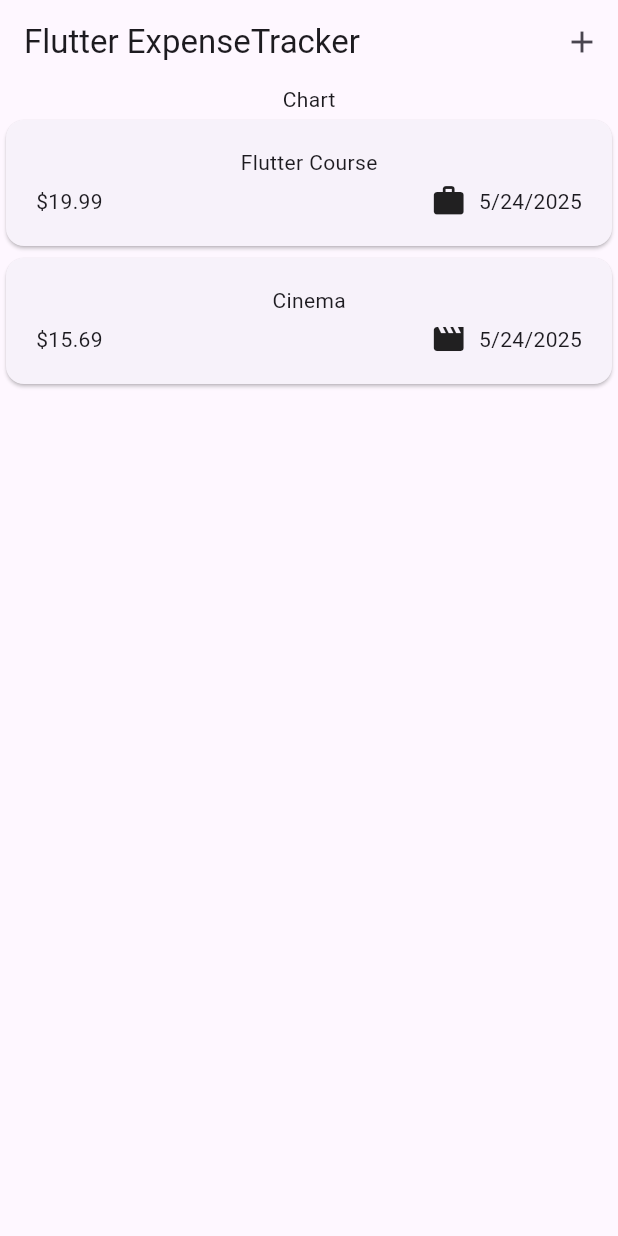
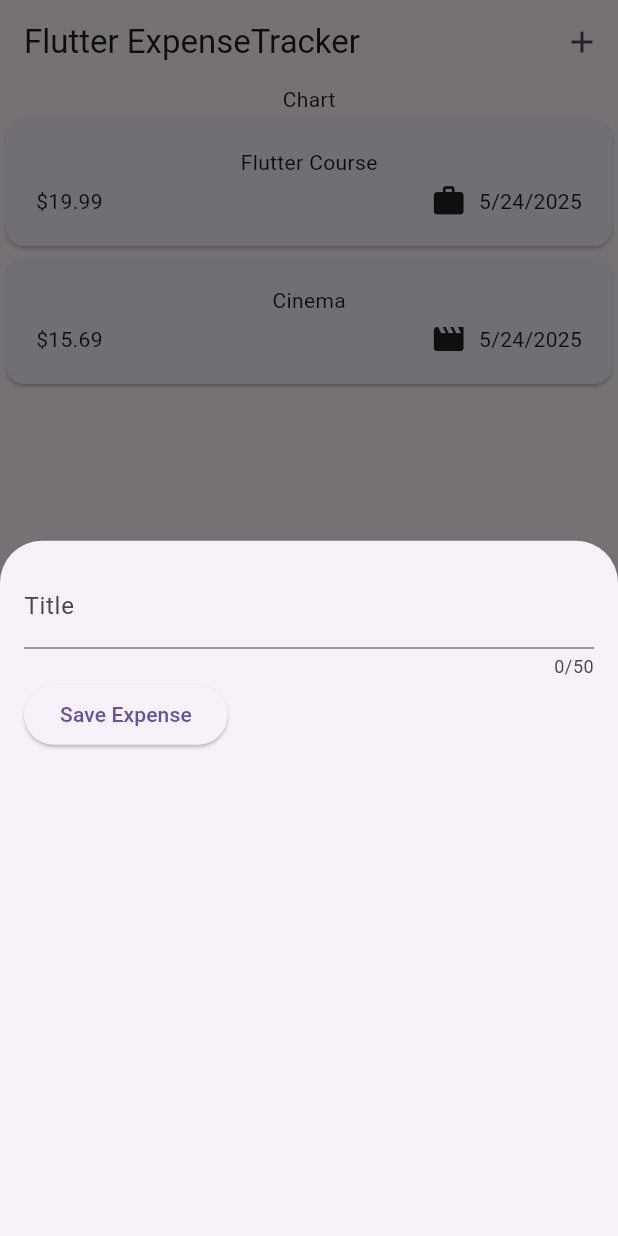
Before and after one commit to GrodTheGreat/Udemy-Flutter, a Flutter app: the screen it shows after launch, after a tap on the "add" icon, on a phone screen of 412 x 824 dp. Run offline on Flutter 3.47's test engine with Material 3 defaults, Android fonts, the phone set to English and light mode, and no system bars; our stand-ins replace google_fonts.

Commit message:
Add user input for text

```diff
--- a/expense/lib/widgets/expenses.dart
+++ b/expense/lib/widgets/expenses.dart
@@ -1,5 +1,6 @@
 import 'package:expense/models/expense.dart';
 import 'package:expense/widgets/expenses_list/expenses_list.dart';
+import 'package:expense/widgets/new_expense.dart';
 import 'package:flutter/material.dart';
 
 class Expenses extends StatefulWidget {
@@ -24,12 +25,25 @@ class _ExpensesState extends State<Expenses> {
       category: Category.leisure,
     ),
   ];
+
+  void _openAddExpenseOverlay() {
+    showModalBottomSheet(
+      context: context,
+      builder: (ctx) => const NewExpense(),
+    );
+  }
+
   @override
   Widget build(BuildContext context) {
     return Scaffold(
       appBar: AppBar(
         title: const Text("Flutter ExpenseTracker"),
-        actions: [IconButton(onPressed: () {}, icon: const Icon(Icons.add))],
+        actions: [
+          IconButton(
+            onPressed: _openAddExpenseOverlay,
+            icon: const Icon(Icons.add),
+          ),
+        ],
       ),
       body: Column(
         children: [
--- /dev/null
+++ b/expense/lib/widgets/new_expense.dart
@@ -0,0 +1,56 @@
+import 'package:flutter/material.dart';
+
+class NewExpense extends StatefulWidget {
+  const NewExpense({super.key});
+
+  @override
+  State<NewExpense> createState() => _NewExpenseState();
+}
+
+class _NewExpenseState extends State<NewExpense> {
+  // One option for user input...
+  // var _enteredTitle = "";
+  //
+  // void _saveTitleInput(String inputValue) {
+  //   _enteredTitle = inputValue;
+  // }
+
+  // The preferred method...
+  final _titleController =
+      TextEditingController(); // Controllers must be deleted when done!!!
+
+  @override
+  void dispose() {
+    // Don't forget to destroy controllers when done!
+    _titleController.dispose();
+    super.dispose();
+  }
+
+  @override
+  Widget build(BuildContext context) {
+    return Padding(
+      padding: const EdgeInsets.all(16.0),
+      child: Column(
+        children: [
+          TextField(
+            controller: _titleController,
+            // One option for user input...
+            // onChanged: _saveTitleInput,
+            maxLength: 50,
+            decoration: const InputDecoration(label: Text("Title")),
+          ),
+          Row(
+            children: [
+              ElevatedButton(
+                onPressed: () {
+                  print(_titleController.text);
+                },
+                child: const Text("Save Expense"),
+              ),
+            ],
+          ),
+        ],
+      ),
+    );
+  }
+}
```
